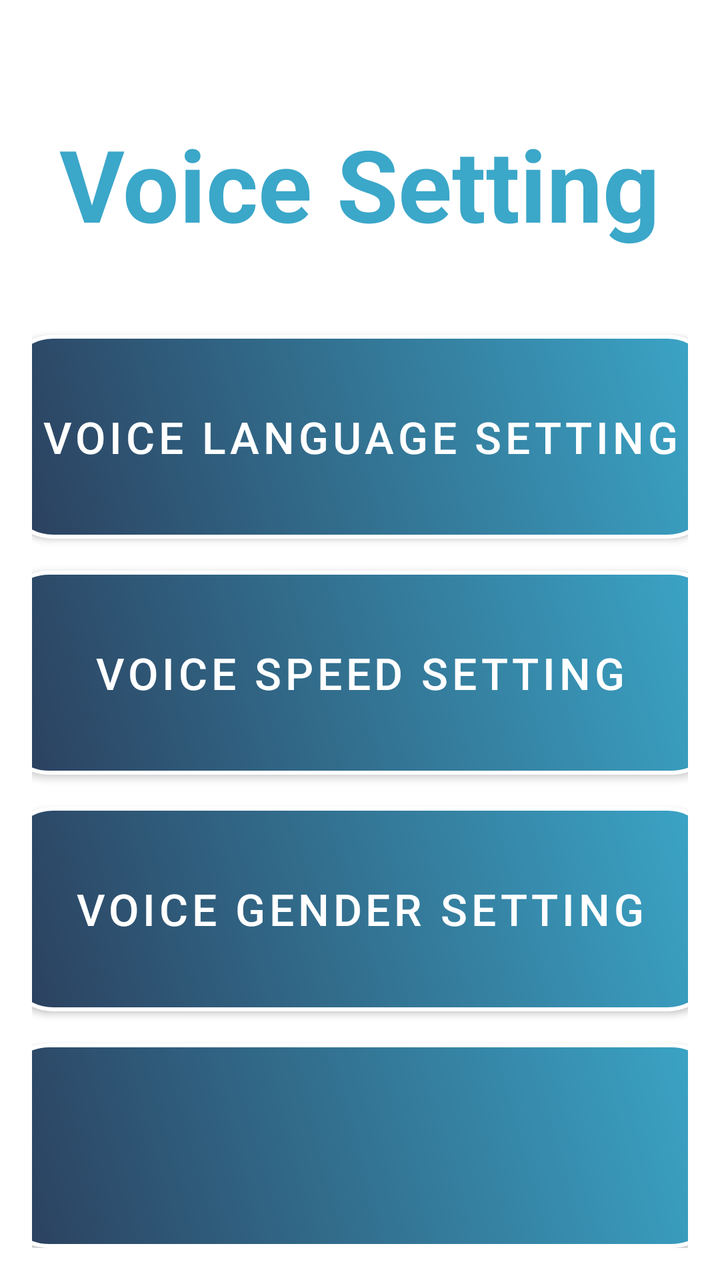
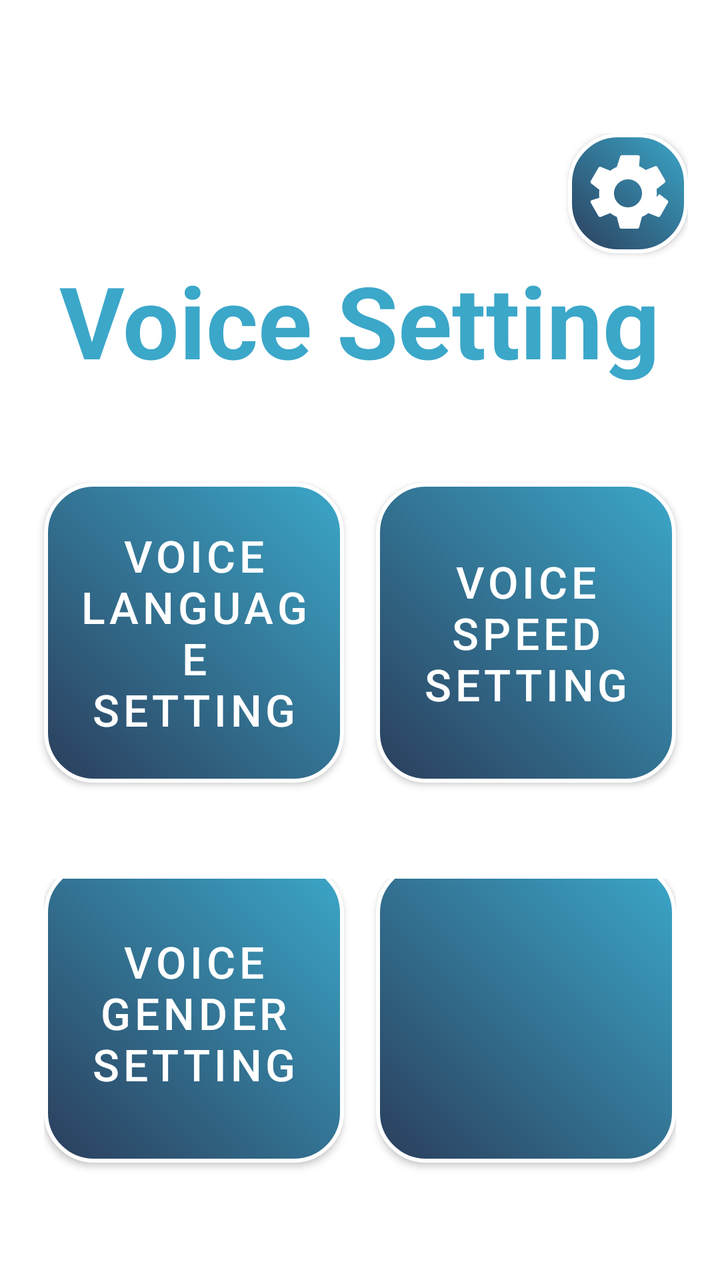

Compare the two renders of this Android layout. The source of the first and the diff that turns it into the second are given below.
<!-- AndroidManifest.xml: application theme Theme.VISTA -->
<!-- res/layout/activity_voice_setting_page.xml -->
<?xml version="1.0" encoding="utf-8"?>
<LinearLayout xmlns:android="http://schemas.android.com/apk/res/android"
    xmlns:app="http://schemas.android.com/apk/res-auto"
    android:id="@+id/main"
    android:layout_width="match_parent"
    android:layout_height="match_parent"
    android:background="@color/white"
    android:orientation="vertical"
    android:gravity="center"
    android:padding="16dp"
    android:weightSum="5">

    <TextView
        android:id="@+id/textView2"
        android:layout_width="wrap_content"
        android:layout_height="wrap_content"
        android:layout_marginTop="16dp"
        android:layout_weight="1"
        android:gravity="center"
        android:text="@string/VoiceSettingPage_title"
        android:textColor="#3BA7C9
"
        android:textSize="50sp"
        android:textStyle="bold" />

    <com.google.android.material.button.MaterialButton
        android:id="@+id/btnLanSetting"
        style="@style/SemiTransparentRoundedButton"
        android:layout_width="357dp"
        android:layout_height="wrap_content"
        android:layout_marginTop="16dp"
        android:layout_weight="1"
        android:text="@string/VoiceSettingPage_VoiceLanguageSetting"
        android:textSize="22sp"
        android:background="@drawable/btn_photo_gradient"
        app:backgroundTint="@null"
        app:backgroundTintMode="src_over"
        app:cornerRadius="0dp"
        app:strokeColor="@null"
        app:strokeWidth="0dp"/>

    <com.google.android.material.button.MaterialButton
        android:id="@+id/btnVoiceSpeedSetting"
        style="@style/SemiTransparentRoundedButton"
        android:layout_width="361dp"
        android:layout_height="wrap_content"
        android:layout_marginTop="16dp"
        android:layout_weight="1"
        android:text="@string/VoiceSettingPage_VoiceSpeedSetting"
        android:textSize="22sp"
        android:background="@drawable/btn_photo_gradient"
        app:backgroundTint="@null"
        app:backgroundTintMode="src_over"
        app:cornerRadius="0dp"
        app:strokeColor="@null"
        app:strokeWidth="0dp"/>

    <com.google.android.material.button.MaterialButton
        android:id="@+id/btnGender"
        style="@style/SemiTransparentRoundedButton"
        android:layout_width="357dp"
        android:layout_height="wrap_content"
        android:layout_marginTop="16dp"
        android:layout_weight="1"
        android:text="@string/VoiceSettingPage_VoiceGenderSetting"
        android:textSize="22sp"
        android:background="@drawable/btn_photo_gradient"
        app:backgroundTint="@null"
        app:backgroundTintMode="src_over"
        app:cornerRadius="0dp"
        app:strokeColor="@null"
        app:strokeWidth="0dp"/>

    
    <com.google.android.material.button.MaterialButton
        android:id="@+id/button5"
        style="@style/SemiTransparentRoundedButton"
        android:layout_width="361dp"
        android:layout_height="wrap_content"
        android:layout_marginTop="16dp"
        android:layout_weight="1"
        android:text=""
        android:textSize="22sp"
        android:background="@drawable/btn_photo_gradient"
        app:backgroundTint="@null"
        app:backgroundTintMode="src_over"
        app:cornerRadius="0dp"
        app:strokeColor="@null"
        app:strokeWidth="0dp"/>

</LinearLayout>
<!-- resources referenced by this layout -->
<resources>
  <color name="white">#FFFFFF</color>
  <!-- drawable btn_photo_gradient (drawable) -->
  <?xml version="1.0" encoding="utf-8"?>
  <shape xmlns:android="http://schemas.android.com/apk/res/android"
      android:shape="rectangle">
  
      
      <gradient
          android:startColor="#2B3E5C"
          android:endColor="#3BA7C9"
          android:angle="45"
      />
  
      
      <corners android:radius="24dp" />
  
      
      <stroke
          android:width="2dp"
          android:color="#FFFFFF" />
  
  </shape>
  <string name="VoiceSettingPage_VoiceGenderSetting">Voice Gender Setting</string>
  <string name="VoiceSettingPage_VoiceLanguageSetting">Voice Language Setting</string>
  <string name="VoiceSettingPage_VoiceSpeedSetting">Voice Speed Setting</string>
  <string name="VoiceSettingPage_title">Voice Setting</string>
  <style name="SemiTransparentRoundedButton" parent="Widget.MaterialComponents.Button">
          <item name="android:textColor">#FFFFFF</item>
          <item name="background">@drawable/button_selector</item> 
          <item name="cornerRadius">24dp</item>
          <item name="strokeColor">#FFFFFF</item>
          <item name="strokeWidth">2dp</item>
          <item name="backgroundTint">#20FFFFFF</item> 
      </style>
  <style name="Theme.VISTA" parent="Theme.MaterialComponents.DayNight.NoActionBar">
          <item name="colorPrimary">@color/semi_transparent_white</item>
          <item name="colorPrimaryVariant">@color/semi_transparent_white</item>
          <item name="colorOnPrimary">@color/white</item>
          <item name="android:statusBarColor">#D3D3D3</item>
      </style>
  <color name="semi_transparent_white">#80FFFFFF</color>
  <!-- unchanged entries left out for length: 1 -->
</resources>

<!-- the commit's change to res/layout/activity_voice_setting_page.xml (unified diff, before → after) -->
@@ -7,85 +7,120 @@
     android:background="@color/white"
     android:orientation="vertical"
     android:gravity="center"
-    android:padding="16dp"
-    android:weightSum="5">
-
-    <TextView
-        android:id="@+id/textView2"
-        android:layout_width="wrap_content"
-        android:layout_height="wrap_content"
-        android:layout_marginTop="16dp"
-        android:layout_weight="1"
-        android:gravity="center"
-        android:text="@string/VoiceSettingPage_title"
-        android:textColor="#3BA7C9
-"
-        android:textSize="50sp"
-        android:textStyle="bold" />
-
-    <com.google.android.material.button.MaterialButton
-        android:id="@+id/btnLanSetting"
-        style="@style/SemiTransparentRoundedButton"
-        android:layout_width="357dp"
-        android:layout_height="wrap_content"
-        android:layout_marginTop="16dp"
-        android:layout_weight="1"
-        android:text="@string/VoiceSettingPage_VoiceLanguageSetting"
-        android:textSize="22sp"
-        android:background="@drawable/btn_photo_gradient"
-        app:backgroundTint="@null"
-        app:backgroundTintMode="src_over"
-        app:cornerRadius="0dp"
-        app:strokeColor="@null"
-        app:strokeWidth="0dp"/>
-
-    <com.google.android.material.button.MaterialButton
-        android:id="@+id/btnVoiceSpeedSetting"
-        style="@style/SemiTransparentRoundedButton"
-        android:layout_width="361dp"
-        android:layout_height="wrap_content"
-        android:layout_marginTop="16dp"
-        android:layout_weight="1"
-        android:text="@string/VoiceSettingPage_VoiceSpeedSetting"
-        android:textSize="22sp"
-        android:background="@drawable/btn_photo_gradient"
-        app:backgroundTint="@null"
-        app:backgroundTintMode="src_over"
-        app:cornerRadius="0dp"
-        app:strokeColor="@null"
-        app:strokeWidth="0dp"/>
-
-    <com.google.android.material.button.MaterialButton
-        android:id="@+id/btnGender"
-        style="@style/SemiTransparentRoundedButton"
-        android:layout_width="357dp"
-        android:layout_height="wrap_content"
-        android:layout_marginTop="16dp"
-        android:layout_weight="1"
-        android:text="@string/VoiceSettingPage_VoiceGenderSetting"
-        android:textSize="22sp"
-        android:background="@drawable/btn_photo_gradient"
-        app:backgroundTint="@null"
-        app:backgroundTintMode="src_over"
-        app:cornerRadius="0dp"
-        app:strokeColor="@null"
-        app:strokeWidth="0dp"/>
+    android:padding="16dp">
 
     
-    <com.google.android.material.button.MaterialButton
-        android:id="@+id/button5"
-        style="@style/SemiTransparentRoundedButton"
-        android:layout_width="361dp"
+    <LinearLayout
+        android:layout_width="match_parent"
         android:layout_height="wrap_content"
-        android:layout_marginTop="16dp"
-        android:layout_weight="1"
-        android:text=""
-        android:textSize="22sp"
-        android:background="@drawable/btn_photo_gradient"
-        app:backgroundTint="@null"
-        app:backgroundTintMode="src_over"
-        app:cornerRadius="0dp"
-        app:strokeColor="@null"
-        app:strokeWidth="0dp"/>
+        android:layout_marginTop="32dp"
+        android:orientation="vertical"
+        android:gravity="center">
 
+        
+        <LinearLayout
+            android:layout_width="match_parent"
+            android:layout_height="wrap_content"
+            android:orientation="vertical"
+            android:gravity="center">
+            <com.google.android.material.button.MaterialButton
+                android:id="@+id/btnVoiceSettingPageSetting"
+                android:layout_width="60dp"
+                android:layout_height="60dp"
+                android:layout_gravity="end"
+                android:background="@drawable/button_setting"
+                app:backgroundTint="@null"
+                app:backgroundTintMode="src_over"
+                app:cornerRadius="0dp"
+                app:strokeColor="@null"
+                app:strokeWidth="0dp" />
+            <TextView
+                android:id="@+id/textView2"
+                android:layout_width="wrap_content"
+                android:layout_height="wrap_content"
+                android:layout_marginBottom="32dp"
+                android:gravity="center"
+                android:text="@string/VoiceSettingPage_title"
+                android:textSize="50sp"
+                android:textStyle="bold"
+                android:textColor="#3BA7C9" />
+        </LinearLayout>
+
+        
+        <LinearLayout
+            android:layout_width="356dp"
+            android:layout_height="wrap_content"
+            android:layout_marginBottom="32dp"
+            android:gravity="center"
+            android:orientation="horizontal">
+            <com.google.android.material.button.MaterialButton
+                android:id="@+id/btnLanSetting"
+                style="@style/SemiTransparentRoundedButton"
+                android:layout_width="150dp"
+                android:layout_height="150dp"
+                android:layout_marginTop="16dp"
+                android:layout_marginEnd="16dp"
+                android:layout_marginBottom="16dp"
+                android:background="@drawable/btn_photo_gradient"
+                android:text="@string/VoiceSettingPage_VoiceLanguageSetting"
+                android:textSize="22sp"
+                app:backgroundTint="@null"
+                app:backgroundTintMode="src_over"
+                app:cornerRadius="0dp"
+                app:strokeColor="@null"
+                app:strokeWidth="0dp" />
+            <com.google.android.material.button.MaterialButton
+                android:id="@+id/btnVoiceSpeedSetting"
+                style="@style/SemiTransparentRoundedButton"
+                android:layout_width="150dp"
+                android:layout_height="150dp"
+                android:layout_marginTop="16dp"
+                android:layout_marginBottom="16dp"
+                android:background="@drawable/btn_photo_gradient"
+                android:text="@string/VoiceSettingPage_VoiceSpeedSetting"
+                android:textSize="22sp"
+                app:backgroundTint="@null"
+                app:backgroundTintMode="src_over"
+                app:cornerRadius="0dp"
+                app:strokeColor="@null"
+                app:strokeWidth="0dp" />
+        </LinearLayout>
+
+        
+        <LinearLayout
+            android:layout_width="wrap_content"
+            android:layout_height="wrap_content"
+            android:gravity="center"
+            android:orientation="horizontal">
+            <com.google.android.material.button.MaterialButton
+                android:id="@+id/btnGender"
+                style="@style/SemiTransparentRoundedButton"
+                android:layout_width="150dp"
+                android:layout_height="150dp"
+                android:layout_marginEnd="16dp"
+                android:layout_marginBottom="16dp"
+                android:background="@drawable/btn_photo_gradient"
+                android:text="@string/VoiceSettingPage_VoiceGenderSetting"
+                android:textSize="22sp"
+                app:backgroundTint="@null"
+                app:backgroundTintMode="src_over"
+                app:cornerRadius="0dp"
+                app:strokeColor="@null"
+                app:strokeWidth="0dp" />
+            <com.google.android.material.button.MaterialButton
+                android:id="@+id/button5"
+                style="@style/SemiTransparentRoundedButton"
+                android:layout_width="150dp"
+                android:layout_height="150dp"
+                android:layout_marginBottom="16dp"
+                android:background="@drawable/btn_photo_gradient"
+                android:text=""
+                android:textSize="22sp"
+                app:backgroundTint="@null"
+                app:backgroundTintMode="src_over"
+                app:cornerRadius="0dp"
+                app:strokeColor="@null"
+                app:strokeWidth="0dp" />
+        </LinearLayout>
+    </LinearLayout>
 </LinearLayout>
<!-- resource entries referenced after the edit -->
@@ -22,6 +22,18 @@
           android:color="#FFFFFF" />
   
   </shape>
+  <!-- drawable button_setting (drawable) -->
+  <?xml version="1.0" encoding="utf-8"?>
+  <layer-list xmlns:android="http://schemas.android.com/apk/res/android">
+      
+      <item android:drawable="@drawable/btn_photo_gradient"/>
+      
+      <item
+          android:drawable="@drawable/ic_gear"
+          android:width="48dp"
+          android:height="48dp"
+          android:gravity="center"/>
+  </layer-list>
   <string name="VoiceSettingPage_VoiceGenderSetting">Voice Gender Setting</string>
   <string name="VoiceSettingPage_VoiceLanguageSetting">Voice Language Setting</string>
   <string name="VoiceSettingPage_VoiceSpeedSetting">Voice Speed Setting</string>
@@ -40,6 +52,18 @@
           <item name="colorOnPrimary">@color/white</item>
           <item name="android:statusBarColor">#D3D3D3</item>
       </style>
+  <!-- drawable ic_gear (drawable) -->
+  <?xml version="1.0" encoding="utf-8"?>
+  <vector xmlns:android="http://schemas.android.com/apk/res/android"
+      android:width="24dp"
+      android:height="24dp"
+      android:viewportWidth="24"
+      android:viewportHeight="24"
+      android:autoMirrored="true">
+      <path
+          android:fillColor="#FFFFFF"
+          android:pathData="M19.14,12.94c0.04,-0.32 0.06,-0.66 0.06,-1 0,-0.34 -0.02,-0.68 -0.06,-1l2.03,-1.58c0.18,-0.14 0.23,-0.41 0.12,-0.61l-1.92,-3.32c-0.11,-0.2 -0.36,-0.28 -0.57,-0.22l-2.39,0.96c-0.5,-0.38 -1.03,-0.7 -1.63,-0.94L14.96,2.81c-0.05,-0.22 -0.25,-0.37 -0.48,-0.37h-3.96c-0.23,0 -0.43,0.15 -0.48,0.37L9.2,5.41c-0.6,0.24 -1.13,0.56 -1.63,0.94L5.18,5.38c-0.21,-0.08 -0.46,0.02 -0.57,0.22L2.69,8.92c-0.11,0.2 -0.06,0.47 0.12,0.61l2.03,1.58c-0.04,0.32 -0.06,0.66 -0.06,1 0,0.34 0.02,0.68 0.06,1L2.81,13.75c-0.18,0.14 -0.23,0.41 -0.12,0.61l1.92,3.32c0.11,0.2 0.36,0.28 0.57,0.22l2.39,-0.96c0.5,0.38 1.03,0.7 1.63,0.94l0.68,2.6c0.05,0.22 0.25,0.37 0.48,0.37h3.96c0.23,0 0.43,-0.15 0.48,-0.37l0.68,-2.6c0.6,-0.24 1.13,-0.56 1.63,-0.94l2.39,0.96c0.21,0.08 0.46,-0.02 0.57,-0.22l1.92,-3.32c0.11,-0.2 0.06,-0.47 -0.12,-0.61l-2.03,-1.58zM12,15.5c-1.93,0 -3.5,-1.57 -3.5,-3.5s1.57,-3.5 3.5,-3.5 3.5,1.57 3.5,3.5 -1.57,3.5 -3.5,3.5z"/>
+  </vector>
   <color name="semi_transparent_white">#80FFFFFF</color>
   <!-- unchanged entries left out for length: 1 -->
 </resources>
